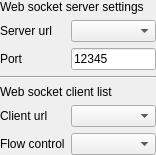
Before: the Qt Designer form src/debuggers/websocket/server/SAKWebSocketServerController.ui in x-tools-author/x-tools, drawn with Qt 5.
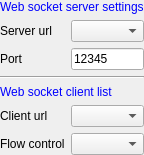
After: the same form once the commit is applied.

Commit message: style: change style

Patch:
```diff
--- a/src/debuggers/websocket/server/SAKWebSocketServerController.ui
+++ b/src/debuggers/websocket/server/SAKWebSocketServerController.ui
@@ -6,8 +6,8 @@
    <rect>
     <x>0</x>
     <y>0</y>
-    <width>156</width>
-    <height>151</height>
+    <width>118</width>
+    <height>121</height>
    </rect>
   </property>
   <property name="windowTitle">
@@ -28,6 +28,11 @@
    </property>
    <item row="4" column="0" colspan="2">
     <widget class="QLabel" name="label_6">
+     <property name="styleSheet">
+      <string notr="true">QLabel {
+	color: blue
+}</string>
+     </property>
      <property name="text">
       <string>Web socket client list</string>
      </property>
@@ -69,6 +74,11 @@
    </item>
    <item row="0" column="0" colspan="2">
     <widget class="QLabel" name="label_5">
+     <property name="styleSheet">
+      <string notr="true">QLabel {
+	color: blue
+}</string>
+     </property>
      <property name="text">
       <string>Web socket server settings</string>
      </property>
```
The commit also changes 7 other files.
